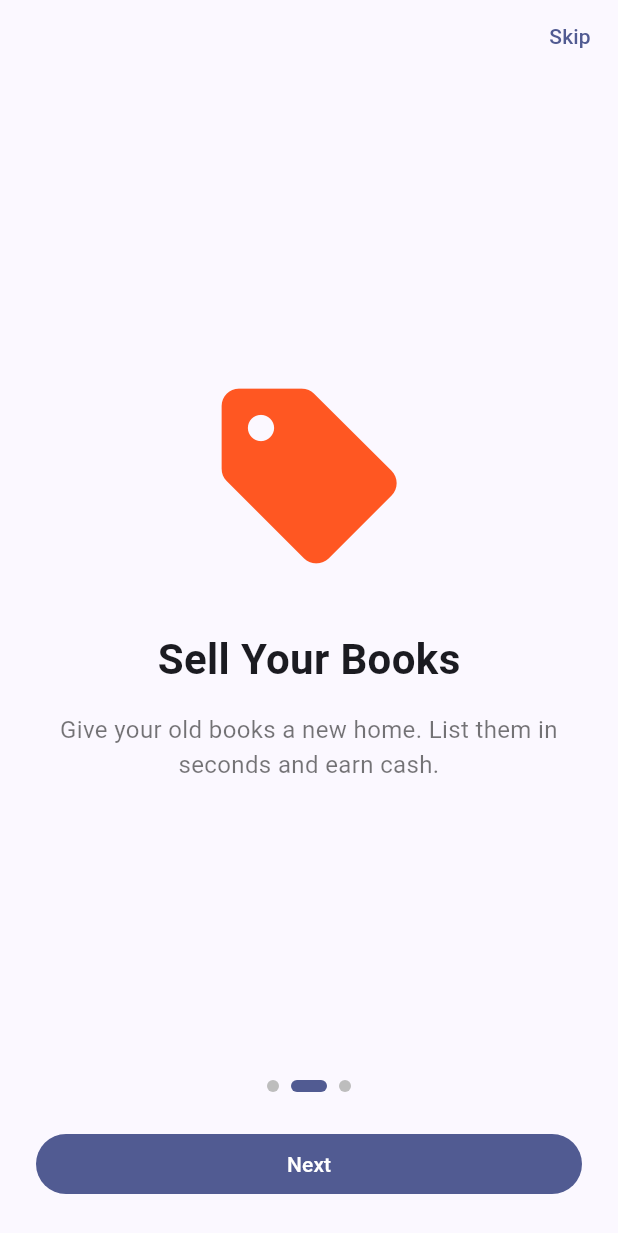
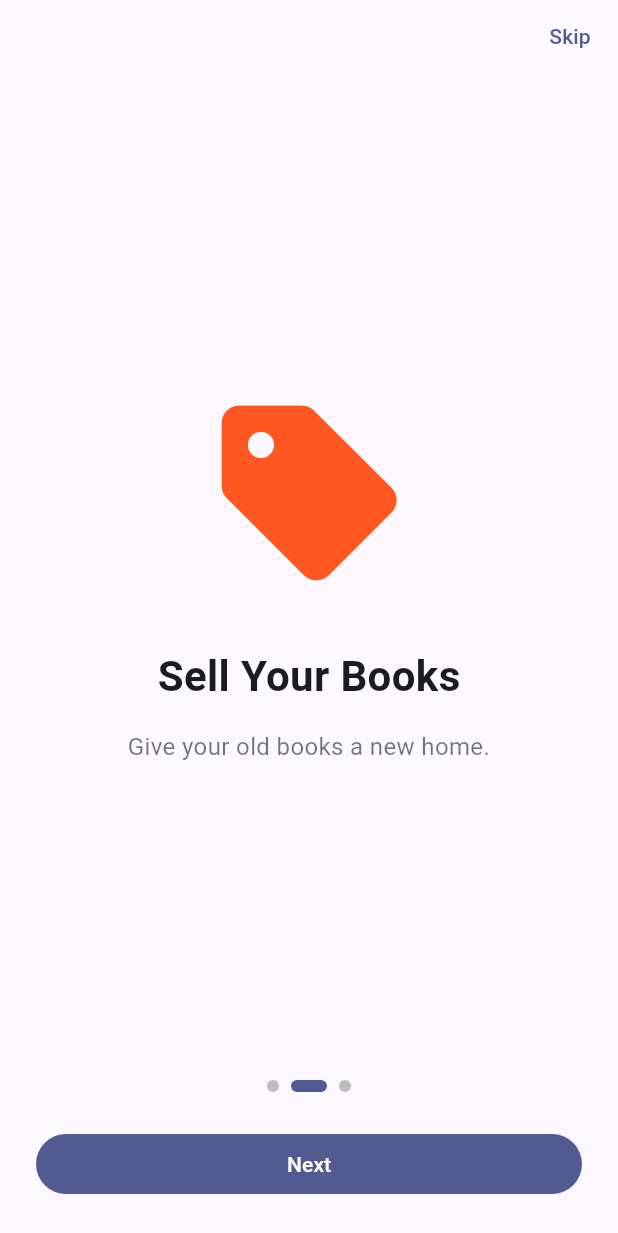
Before and after one commit to SanjeevSinjali/kitabghar, a Flutter app: the screen it shows after launch, swiped to page 2, on a phone screen of 412 x 824 dp. Shown: the top 1233 px of the screen. Run offline on Flutter 3.47's test engine with Material 3 defaults, Android fonts, the phone set to English and light mode, and no system bars.

Commit message:
Onboarding message changed

```diff
--- a/lib/views/onboarding_view.dart
+++ b/lib/views/onboarding_view.dart
@@ -38,7 +38,7 @@ class _OnboardingViewState extends State<OnboardingView> {
       icon: Icons.sell,
       title: 'Sell Your Books',
       description:
-          'Give your old books a new home. List them in seconds and earn cash.',
+          'Give your old books a new home.',
       color: Colors.deepOrange,
     ),
     _OnboardingPage(
```
